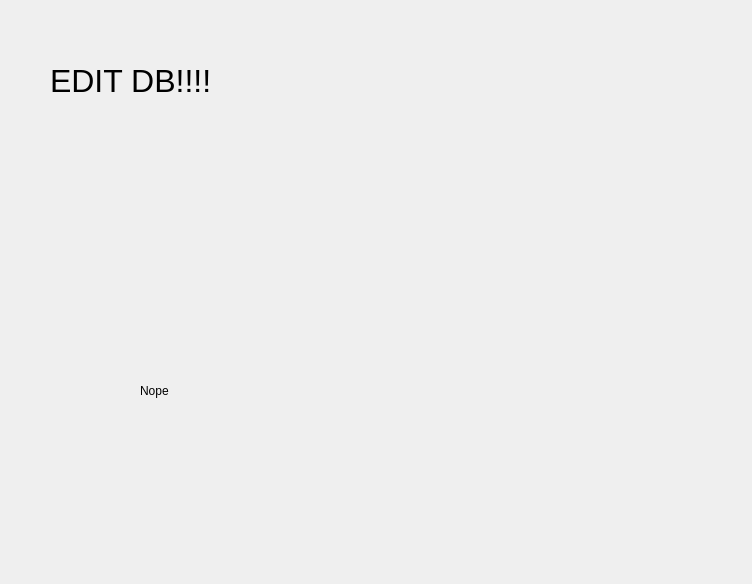
Slavyana-c/16-Cycles, file QtApplication/16Cycles/editdb.ui: the form before one commit.
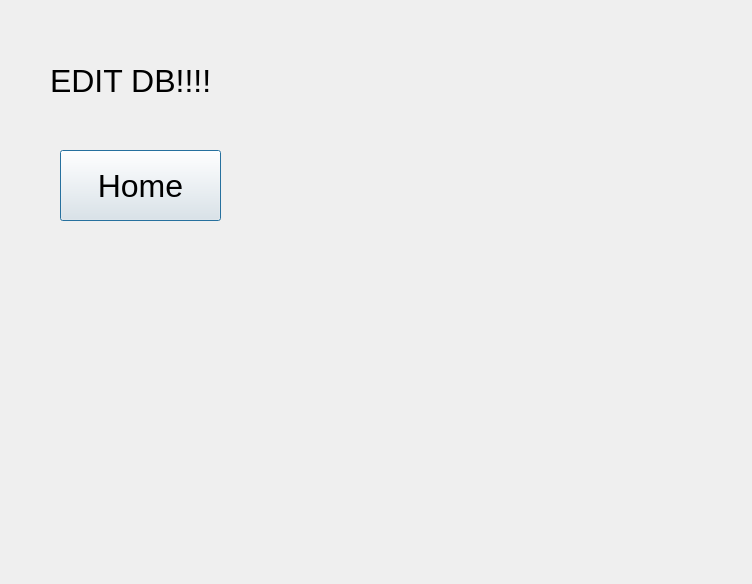
The form after the commit.

The edit to the form file:
```diff
--- a/QtApplication/16Cycles/editdb.ui
+++ b/QtApplication/16Cycles/editdb.ui
@@ -31,17 +31,22 @@
     <string>EDIT DB!!!!</string>
    </property>
   </widget>
-  <widget class="QLabel" name="label_2">
+  <widget class="QPushButton" name="homeButton">
    <property name="geometry">
     <rect>
-     <x>140</x>
-     <y>310</y>
-     <width>341</width>
-     <height>161</height>
+     <x>60</x>
+     <y>150</y>
+     <width>161</width>
+     <height>71</height>
     </rect>
    </property>
+   <property name="font">
+    <font>
+     <pointsize>24</pointsize>
+    </font>
+   </property>
    <property name="text">
-    <string>Nope</string>
+    <string>Home</string>
    </property>
   </widget>
  </widget>
```
